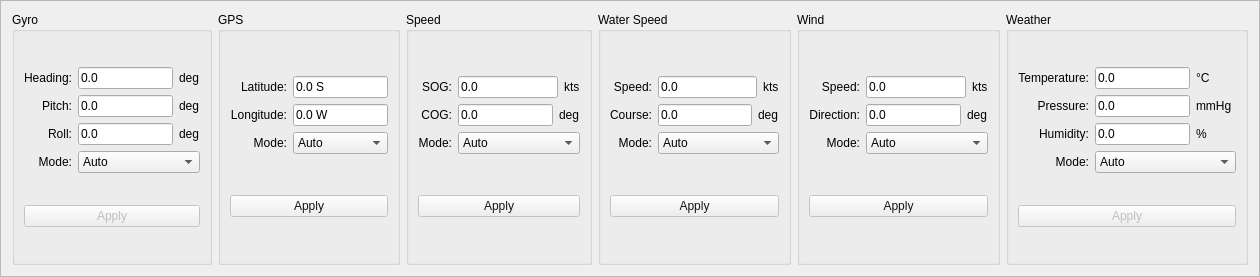
Qt form frameosd.ui (MiftahSalam/FA-FCS-2020-HMI) before a commit.
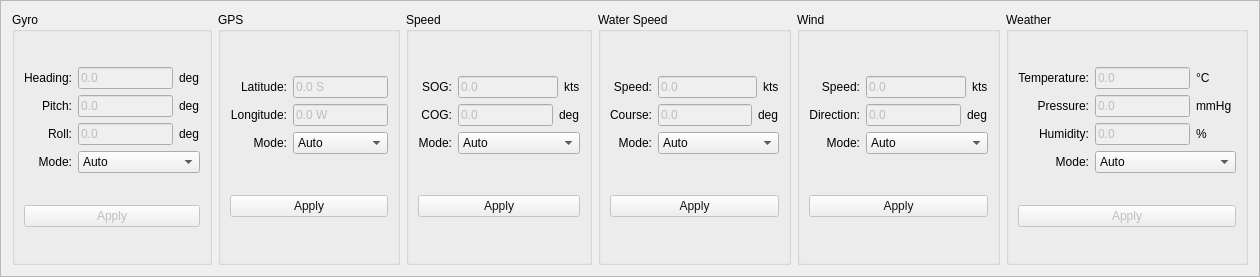
The same form after that commit.

Commit message: Add disabling line edit when auto mode

```diff
--- a/frameosd.ui
+++ b/frameosd.ui
@@ -84,6 +84,9 @@
            <layout class="QHBoxLayout" name="horizontalLayout">
             <item>
              <widget class="QLineEdit" name="osdGyroHeadingValue">
+              <property name="enabled">
+               <bool>false</bool>
+              </property>
               <property name="styleSheet">
                <string notr="true"/>
               </property>
@@ -111,6 +114,9 @@
            <layout class="QHBoxLayout" name="horizontalLayout_2">
             <item>
              <widget class="QLineEdit" name="osdGyroPitchValue">
+              <property name="enabled">
+               <bool>false</bool>
+              </property>
               <property name="styleSheet">
                <string notr="true"/>
               </property>
@@ -138,6 +144,9 @@
            <layout class="QHBoxLayout" name="horizontalLayout_3">
             <item>
              <widget class="QLineEdit" name="lineEditGyroRoll">
+              <property name="enabled">
+               <bool>false</bool>
+              </property>
               <property name="styleSheet">
                <string notr="true"/>
               </property>
@@ -244,6 +253,9 @@
          <layout class="QVBoxLayout" name="verticalLayout_8">
           <item>
            <widget class="QLineEdit" name="lineEditGpsLat">
+            <property name="enabled">
+             <bool>false</bool>
+            </property>
             <property name="styleSheet">
              <string notr="true"/>
             </property>
@@ -254,6 +266,9 @@
           </item>
           <item>
            <widget class="QLineEdit" name="lineEditGpsLong">
+            <property name="enabled">
+             <bool>false</bool>
+            </property>
             <property name="styleSheet">
              <string notr="true"/>
             </property>
@@ -468,6 +483,9 @@
            <layout class="QHBoxLayout" name="horizontalLayout_5">
             <item>
              <widget class="QLineEdit" name="lineEditSpeedSOG">
+              <property name="enabled">
+               <bool>false</bool>
+              </property>
               <property name="styleSheet">
                <string notr="true"/>
               </property>
@@ -495,6 +513,9 @@
            <layout class="QHBoxLayout" name="horizontalLayout_8">
             <item>
              <widget class="QLineEdit" name="lineEditSpeedCOG">
+              <property name="enabled">
+               <bool>false</bool>
+              </property>
               <property name="styleSheet">
                <string notr="true"/>
               </property>
@@ -606,6 +627,9 @@
            <layout class="QHBoxLayout" name="horizontalLayout_9">
             <item>
              <widget class="QLineEdit" name="lineEditWindSpeed">
+              <property name="enabled">
+               <bool>false</bool>
+              </property>
               <property name="styleSheet">
                <string notr="true"/>
               </property>
@@ -633,6 +657,9 @@
            <layout class="QHBoxLayout" name="horizontalLayout_14">
             <item>
              <widget class="QLineEdit" name="lineEditWindDir">
+              <property name="enabled">
+               <bool>false</bool>
+              </property>
               <property name="styleSheet">
                <string notr="true"/>
               </property>
@@ -757,6 +784,9 @@
            <layout class="QHBoxLayout" name="horizontalLayout_10">
             <item>
              <widget class="QLineEdit" name="lineEditWeatherTemp">
+              <property name="enabled">
+               <bool>false</bool>
+              </property>
               <property name="styleSheet">
                <string notr="true"/>
               </property>
@@ -801,6 +831,9 @@
            <layout class="QHBoxLayout" name="horizontalLayout_16">
             <item>
              <widget class="QLineEdit" name="lineEditWeatherPress">
+              <property name="enabled">
+               <bool>false</bool>
+              </property>
               <property name="styleSheet">
                <string notr="true"/>
               </property>
@@ -845,6 +878,9 @@
            <layout class="QHBoxLayout" name="horizontalLayout_17">
             <item>
              <widget class="QLineEdit" name="lineEditWeatherHumidity">
+              <property name="enabled">
+               <bool>false</bool>
+              </property>
               <property name="styleSheet">
                <string notr="true"/>
               </property>
@@ -970,6 +1006,9 @@
            <layout class="QHBoxLayout" name="horizontalLayout_7">
             <item>
              <widget class="QLineEdit" name="lineEditWaterSOG">
+              <property name="enabled">
+               <bool>false</bool>
+              </property>
               <property name="styleSheet">
                <string notr="true"/>
               </property>
@@ -997,6 +1036,9 @@
            <layout class="QHBoxLayout" name="horizontalLayout_12">
             <item>
              <widget class="QLineEdit" name="lineEditWaterCOG">
+              <property name="enabled">
+               <bool>false</bool>
+              </property>
               <property name="styleSheet">
                <string notr="true"/>
               </property>
```
The commit also changes 1 other file.
